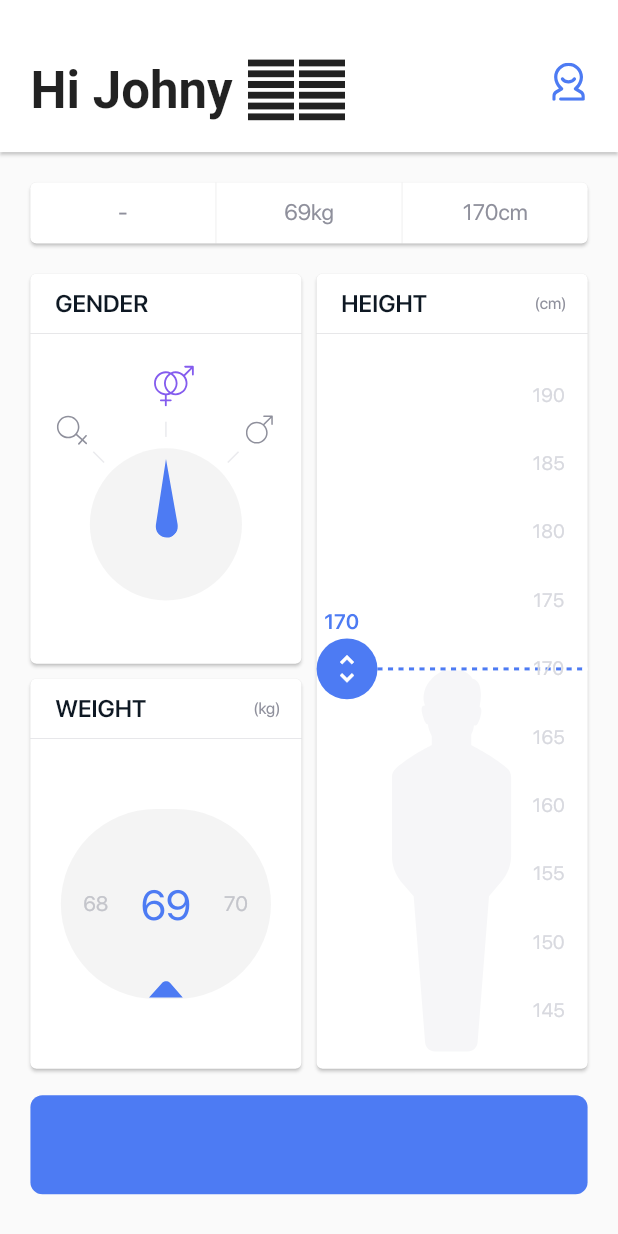
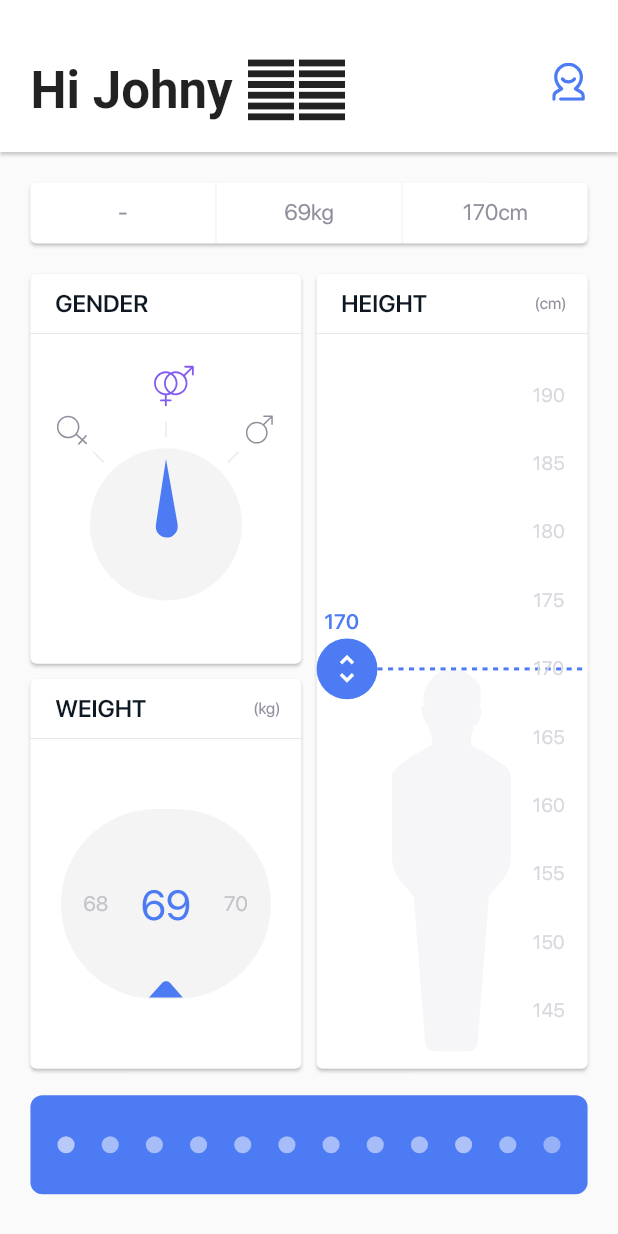
Before and after one commit to MarcinusX/bmi_calculator, a Flutter app: the screen it shows after launch, after a tap on an icon or button, on a phone screen of 412 x 824 dp. Run offline on Flutter 3.47's test engine with Material 2 defaults, Android fonts, the phone set to English and light mode, and no system bars; our stand-ins replace flutter_svg; project files that could hold a hidden picture were left out.

Commit message:
Added pacman dots animations

```diff
--- a/lib/input_page/pacman_slider.dart
+++ b/lib/input_page/pacman_slider.dart
@@ -1,3 +1,5 @@
+import 'dart:async';
+
 import 'package:bmi_calculator/widget_utils.dart';
 import 'package:flutter/material.dart';
 
@@ -6,7 +8,32 @@ class PacManSlider extends StatefulWidget {
   _PacManSliderState createState() => _PacManSliderState();
 }
 
-class _PacManSliderState extends State<PacManSlider> {
+class _PacManSliderState extends State<PacManSlider>
+    with TickerProviderStateMixin {
+  final int numberOfDots = 12;
+  AnimationController hintAnimationController;
+
+  @override
+  void initState() {
+    super.initState();
+    _initHintAnimationController();
+    hintAnimationController.forward();
+  }
+
+  void _initHintAnimationController() {
+    hintAnimationController = AnimationController(
+      vsync: this,
+      duration: Duration(milliseconds: 1000),
+    );
+    hintAnimationController.addStatusListener((status) {
+      if (status == AnimationStatus.completed) {
+        Future.delayed(Duration(milliseconds: 800), () {
+          hintAnimationController.forward(from: 0.0);
+        });
+      }
+    });
+  }
+
   @override
   Widget build(BuildContext context) {
     return Container(
@@ -16,6 +43,61 @@ class _PacManSliderState extends State<PacManSlider> {
         borderRadius: BorderRadius.all(Radius.circular(8.0)),
         color: Theme.of(context).primaryColor,
       ),
+      child: _drawDots(),
     );
   }
+
+  Widget _drawDots() {
+    return Row(
+      mainAxisAlignment: MainAxisAlignment.spaceEvenly,
+      children: List.generate(numberOfDots, _generateDot),
+    );
+  }
+
+  Widget _generateDot(int dotNumber) {
+    Animation opacityAnimation = _initDotAnimation(dotNumber);
+    return AnimatedBuilder(
+      animation: opacityAnimation,
+      builder: (context, child) => Opacity(
+        opacity: _dotAnimationToOpacity(opacityAnimation),
+        child: child,
+      ),
+      child: Container(
+        height: screenAwareSize(9.0, context),
+        width: screenAwareSize(9.0, context),
+        decoration: BoxDecoration(
+          shape: BoxShape.circle,
+          color: Colors.white,
+        ),
+      ),
+    );
+  }
+
+  Animation<double> _initDotAnimation(int dotNumber) {
+    double lastDotStartTime = 0.3;
+    double dotAnimationDuration = 0.6;
+    double begin = lastDotStartTime * dotNumber / numberOfDots;
+    double end = begin + dotAnimationDuration;
+    return Tween(begin: 0.0, end: 3.0).animate(
+      CurvedAnimation(
+        parent: hintAnimationController,
+        curve: Interval(begin, end),
+      ),
+    );
+  }
+
+  double _dotAnimationToOpacity(Animation animation) {
+    double minOpacity = 0.1;
+    double maxOpacity = 0.5;
+    if (animation.value < 1.0) {
+      //dot gets brighter
+      return minOpacity + animation.value * maxOpacity;
+    } else if (animation.value < 2.0) {
+      //dot remains bright
+      return maxOpacity;
+    } else {
+      //dot gets darker
+      return minOpacity + maxOpacity * (3.0 - animation.value);
+    }
+  }
 }
```
